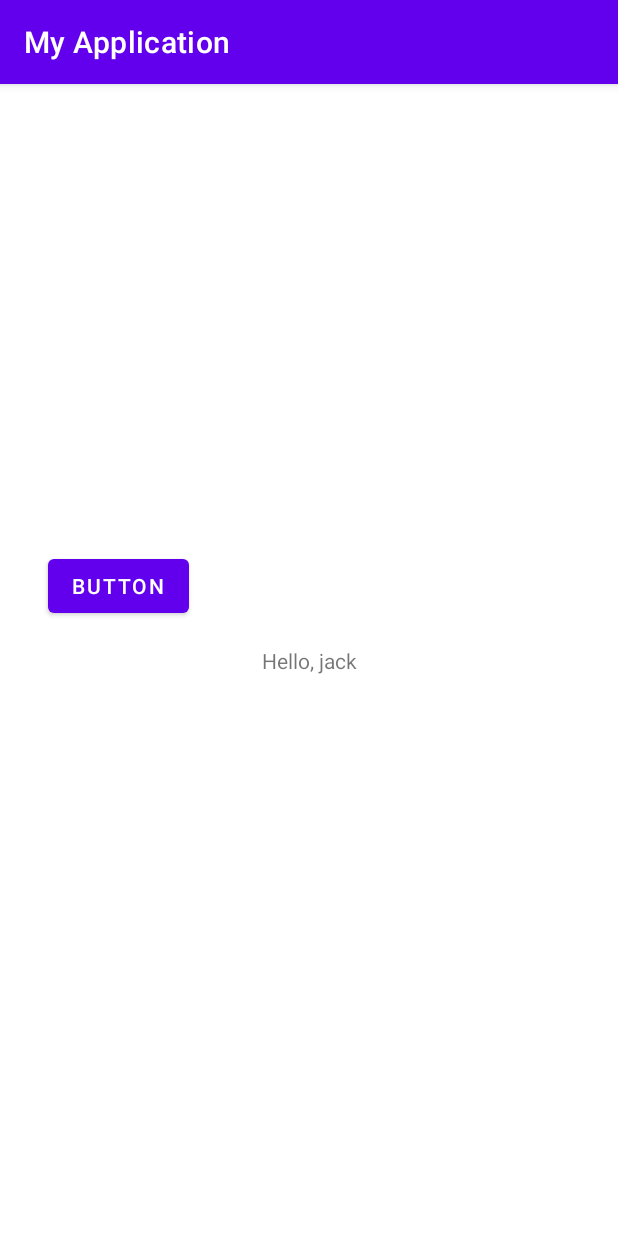
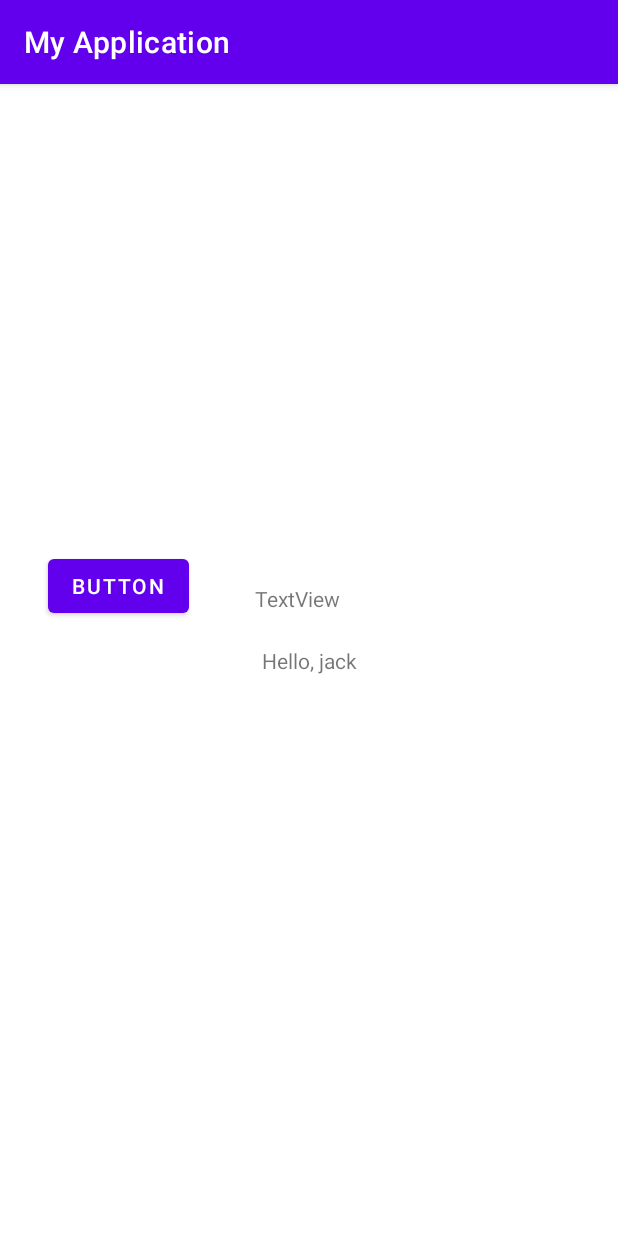
Before and after one commit to jack312505/FirstAPP, an Android app: the screen it shows after launch (MainActivity), on a phone screen of 412 x 824 dp. Run offline under Robolectric (Android 15) with nearby library versions, the phone set to English and light mode, and no system bars.

Commit message:
addTextView

```diff
--- a/app/src/main/res/layout/activity_main.xml
+++ b/app/src/main/res/layout/activity_main.xml
@@ -26,4 +26,14 @@
         app:layout_constraintBottom_toTopOf="@+id/textView"
         app:layout_constraintStart_toStartOf="parent" />
 
+    <TextView
+        android:id="@+id/textView2"
+        android:layout_width="wrap_content"
+        android:layout_height="wrap_content"
+        android:layout_marginEnd="185dp"
+        android:text="TextView"
+        app:layout_constraintBottom_toTopOf="@+id/textView"
+        app:layout_constraintEnd_toEndOf="parent"
+        app:layout_constraintTop_toTopOf="@+id/button" />
+
 </androidx.constraintlayout.widget.ConstraintLayout>
```
